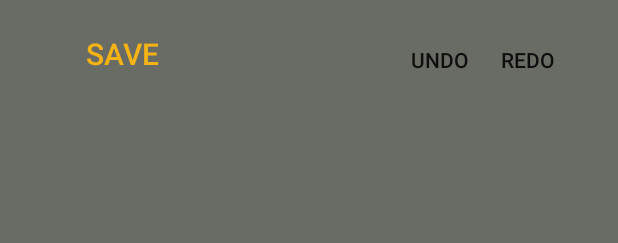
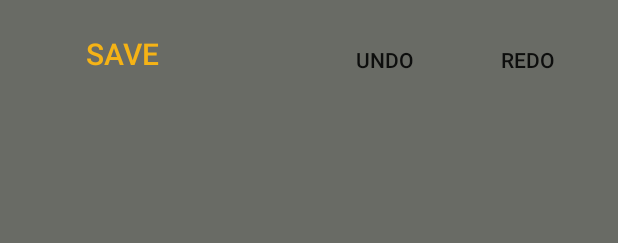
Before and after one commit to eindride/NVImage, an Android app: the layout activity_uploaded_picture_edit.xml on its own in the app's theme, with its tools: preview values and no code run, on a phone screen of 412 x 824 dp. Shown: the top 243 px of the screen. Run offline under Robolectric (Android 15) with nearby library versions, the phone set to English and light mode, and no system bars.

Commit message:
Modificat layotul pentru a arata bine pe diagonala mai mica

```diff
--- a/NVImage/app/src/main/res/layout/activity_uploaded_picture_edit.xml
+++ b/NVImage/app/src/main/res/layout/activity_uploaded_picture_edit.xml
@@ -28,7 +28,7 @@
     <ImageView
         android:id="@+id/imageView"
         android:layout_width="0dp"
-        android:layout_height="374dp"
+        android:layout_height="305dp"
         android:layout_marginLeft="8dp"
         android:layout_marginRight="8dp"
         android:layout_marginTop="85dp"
@@ -37,8 +37,7 @@
         app:layout_constraintHorizontal_bias="0.0"
         app:layout_constraintLeft_toLeftOf="parent"
         app:layout_constraintRight_toRightOf="parent"
-        app:layout_constraintTop_toBottomOf="@+id/content"
-        />
+        app:layout_constraintTop_toBottomOf="@+id/content" />
 
     <android.support.design.widget.BottomNavigationView
         android:id="@+id/navigation"
@@ -269,6 +268,7 @@
 
 
                 <Button
+                    android:id="@+id/button"
                     android:layout_width="wrap_content"
                     android:layout_height="wrap_content"
                     android:text="button6" />
@@ -301,23 +301,21 @@
         style="@style/Widget.AppCompat.Button.Borderless"
         android:layout_width="0dp"
         android:layout_height="wrap_content"
-        android:layout_marginBottom="0dp"
-        android:layout_marginLeft="124dp"
+        android:layout_marginLeft="87dp"
         android:layout_marginTop="16dp"
 
         android:longClickable="?attr/isLightTheme"
         android:onClick="undoChange"
         android:text="Undo"
         app:layout_constraintLeft_toRightOf="@+id/saveButton"
-        app:layout_constraintTop_toTopOf="parent"
-        app:layout_constraintVertical_bias="1.0" />
+        app:layout_constraintTop_toTopOf="parent" />
 
     <Button
         android:id="@+id/redu"
         style="@style/Widget.AppCompat.Button.Borderless"
         android:layout_width="88dp"
         android:layout_height="wrap_content"
-        android:layout_marginLeft="0dp"
+        android:layout_marginLeft="8dp"
         android:layout_marginRight="16dp"
         android:layout_marginTop="16dp"
         android:onClick="redoChange"
```
